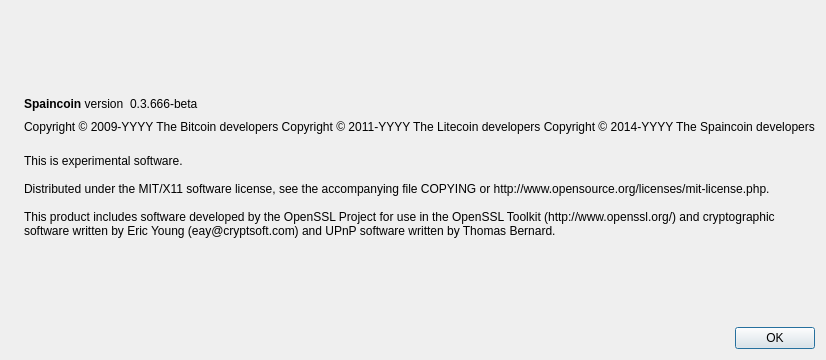
Above: src/qt/forms/aboutdialog.ui from TheRCG/SPT before the change. Below: the same form after it.
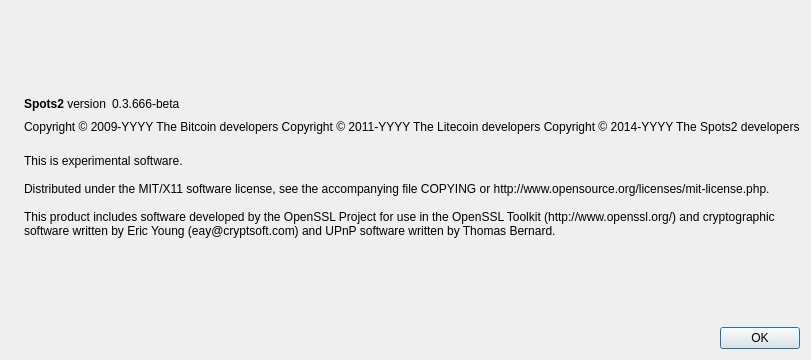
That is the form after the change. Icons and pictures are not drawn.

Commit message:
Spots2 - Significant Code Changes
Difficulty Adjustment Fork --> 93500

Scrypt-N Fork --> 5/17 10PM EST

```diff
--- a/src/qt/forms/aboutdialog.ui
+++ b/src/qt/forms/aboutdialog.ui
@@ -50,7 +50,7 @@
           <cursorShape>IBeamCursor</cursorShape>
          </property>
          <property name="text">
-          <string>&lt;b&gt;Spaincoin&lt;/b&gt; version</string>
+          <string>&lt;b&gt;Spots2&lt;/b&gt; version</string>
          </property>
          <property name="textInteractionFlags">
           <set>Qt::LinksAccessibleByMouse|Qt::TextSelectableByKeyboard|Qt::TextSelectableByMouse</set>
@@ -93,7 +93,7 @@
        <property name="text">
         <string notr="true">Copyright &amp;copy; 2009-YYYY The Bitcoin developers
 Copyright &amp;copy; 2011-YYYY The Litecoin developers
-Copyright &amp;copy; 2014-YYYY The Spaincoin developers</string>
+Copyright &amp;copy; 2014-YYYY The Spots2 developers</string>
        </property>
        <property name="textFormat">
         <enum>Qt::RichText</enum>
```
Left out of the diff: 2 changed lines with no effect on the pictures. The commit also changes 130 other files.
